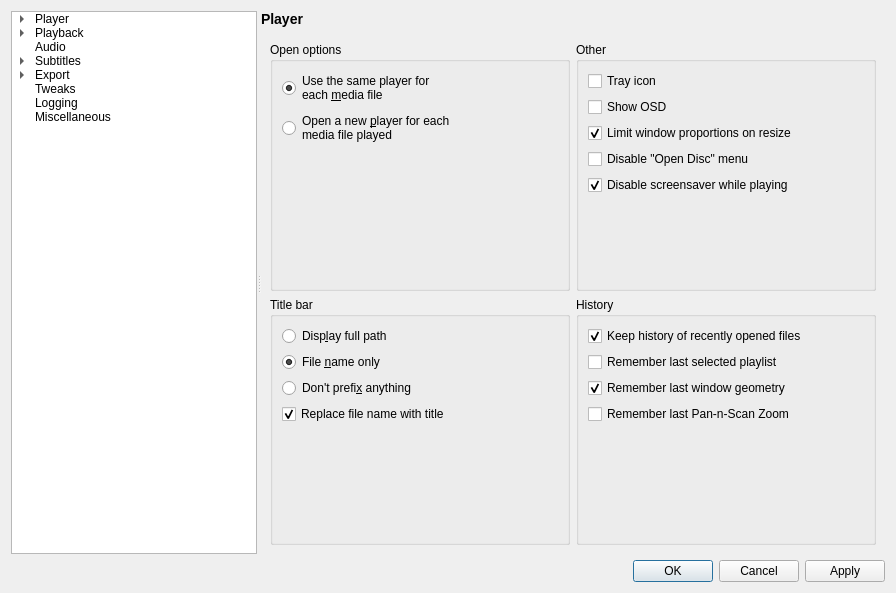
Qt form settingswindow.ui (mpc-qt/mpc-qt) before a commit.
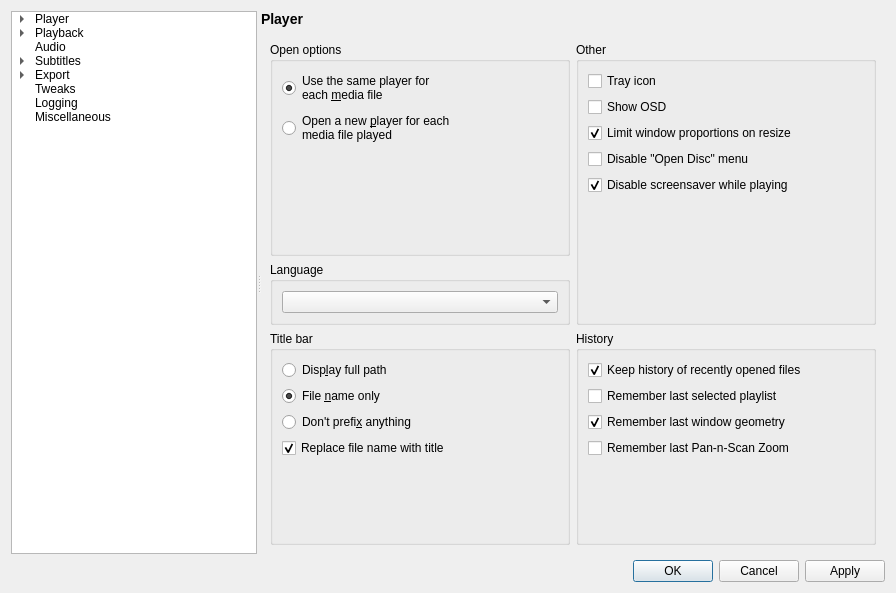
The same form after that commit. The open tabs and pages were chosen to show the change.

Commit message:
Added lang group box.
Added language change group box in player settings. Corrected hyperlink mistake in russian translation.

The edit to the form file:
```diff
--- a/settingswindow.ui
+++ b/settingswindow.ui
@@ -181,6 +181,130 @@
          </property>
          <widget class="QWidget" name="playerPage">
           <layout class="QGridLayout" name="playerPageLayout">
+           <item row="2" column="1">
+            <widget class="QGroupBox" name="playerHistoryBox">
+             <property name="title">
+              <string>History</string>
+             </property>
+             <layout class="QVBoxLayout" name="playerHistoryBoxLayout">
+              <item>
+               <widget class="QCheckBox" name="playerKeepHistory">
+                <property name="text">
+                 <string>Keep history of recently opened files</string>
+                </property>
+                <property name="checked">
+                 <bool>true</bool>
+                </property>
+               </widget>
+              </item>
+              <item>
+               <widget class="QCheckBox" name="playerRememberLastPlaylist">
+                <property name="text">
+                 <string>Remember last selected playlist</string>
+                </property>
+               </widget>
+              </item>
+              <item>
+               <widget class="QCheckBox" name="playerRememberWindowGeometry">
+                <property name="text">
+                 <string>Remember last window geometry</string>
+                </property>
+                <property name="checked">
+                 <bool>true</bool>
+                </property>
+               </widget>
+              </item>
+              <item>
+               <widget class="QCheckBox" name="playerRememberPanScanZoom">
+                <property name="text">
+                 <string>Remember last Pan-n-Scan Zoom</string>
+                </property>
+               </widget>
+              </item>
+              <item>
+               <spacer name="playerHistorySpacer">
+                <property name="orientation">
+                 <enum>Qt::Vertical</enum>
+                </property>
+                <property name="sizeHint" stdset="0">
+                 <size>
+                  <width>20</width>
+                  <height>40</height>
+                 </size>
+                </property>
+               </spacer>
+              </item>
+             </layout>
+            </widget>
+           </item>
+           <item row="1" column="0">
+            <widget class="QGroupBox" name="playerLanguageBox">
+             <property name="title">
+              <string>Language</string>
+             </property>
+             <layout class="QVBoxLayout" name="verticalLayout_17">
+              <item>
+               <widget class="QComboBox" name="playerLanguageComboBox"/>
+              </item>
+             </layout>
+            </widget>
+           </item>
+           <item row="2" column="0">
+            <widget class="QGroupBox" name="playerTitleBox">
+             <property name="title">
+              <string>Title bar</string>
+             </property>
+             <layout class="QVBoxLayout" name="playerTitleBoxLayout">
+              <item>
+               <widget class="QRadioButton" name="playerTitleDisplayFullPath">
+                <property name="text">
+                 <string>Disp&amp;lay full path</string>
+                </property>
+               </widget>
+              </item>
+              <item>
+               <widget class="QRadioButton" name="playerTitleFileNameOnly">
+                <property name="text">
+                 <string>File &amp;name only</string>
+                </property>
+                <property name="checked">
+                 <bool>true</bool>
+                </property>
+               </widget>
+              </item>
+              <item>
+               <widget class="QRadioButton" name="playerTitleDontPrefix">
+                <property name="text">
+                 <string>Don't prefi&amp;x anything</string>
+                </property>
+               </widget>
+              </item>
+              <item>
+               <widget class="QCheckBox" name="playerTitleReplaceName">
+                <property name="text">
+                 <string>Replace file name with title</string>
+                </property>
+                <property name="checked">
+                 <bool>true</bool>
+                </property>
+               </widget>
+              </item>
+              <item>
+               <spacer name="playerTitleSpacer">
+                <property name="orientation">
+                 <enum>Qt::Vertical</enum>
+                </property>
+                <property name="sizeHint" stdset="0">
+                 <size>
+                  <width>20</width>
+                  <height>40</height>
+                 </size>
+                </property>
+               </spacer>
+              </item>
+             </layout>
+            </widget>
+           </item>
            <item row="0" column="0">
             <widget class="QGroupBox" name="playerOpenBox">
              <property name="title">
@@ -222,7 +346,7 @@
              </layout>
             </widget>
            </item>
-           <item row="0" column="1">
+           <item row="0" column="1" rowspan="2">
             <widget class="QGroupBox" name="playerOtherBox">
              <property name="title">
               <string>Other</string>
@@ -285,118 +409,6 @@
              </layout>
             </widget>
            </item>
-           <item row="1" column="0">
-            <widget class="QGroupBox" name="playerTitleBox">
-             <property name="title">
-              <string>Title bar</string>
-             </property>
-             <layout class="QVBoxLayout" name="playerTitleBoxLayout">
-              <item>
-               <widget class="QRadioButton" name="playerTitleDisplayFullPath">
-                <property name="text">
-                 <string>Disp&amp;lay full path</string>
-                </property>
-               </widget>
-              </item>
-              <item>
-               <widget class="QRadioButton" name="playerTitleFileNameOnly">
-                <property name="text">
-                 <string>File &amp;name only</string>
-                </property>
-                <property name="checked">
-                 <bool>true</bool>
-                </property>
-               </widget>
-              </item>
-              <item>
-               <widget class="QRadioButton" name="playerTitleDontPrefix">
-                <property name="text">
-                 <string>Don't prefi&amp;x anything</string>
-                </property>
-               </widget>
-              </item>
-              <item>
-               <widget class="QCheckBox" name="playerTitleReplaceName">
-                <property name="text">
-                 <string>Replace file name with title</string>
-                </property>
-                <property name="checked">
-                 <bool>true</bool>
-                </property>
-               </widget>
-              </item>
-              <item>
-               <spacer name="playerTitleSpacer">
-                <property name="orientation">
-                 <enum>Qt::Vertical</enum>
-                </property>
-                <property name="sizeHint" stdset="0">
-                 <size>
-                  <width>20</width>
-                  <height>40</height>
-                 </size>
-                </property>
-               </spacer>
-              </item>
-             </layout>
-            </widget>
-           </item>
-           <item row="1" column="1">
-            <widget class="QGroupBox" name="playerHistoryBox">
-             <property name="title">
-              <string>History</string>
-             </property>
-             <layout class="QVBoxLayout" name="playerHistoryBoxLayout">
-              <item>
-               <widget class="QCheckBox" name="playerKeepHistory">
-                <property name="text">
-                 <string>Keep history of recently opened files</string>
-                </property>
-                <property name="checked">
-                 <bool>true</bool>
-                </property>
-               </widget>
-              </item>
-              <item>
-               <widget class="QCheckBox" name="playerRememberLastPlaylist">
-                <property name="text">
-                 <string>Remember last selected playlist</string>
-                </property>
-               </widget>
-              </item>
-              <item>
-               <widget class="QCheckBox" name="playerRememberWindowGeometry">
-                <property name="text">
-                 <string>Remember last window geometry</string>
-                </property>
-                <property name="checked">
-                 <bool>true</bool>
-                </property>
-               </widget>
-              </item>
-              <item>
-               <widget class="QCheckBox" name="playerRememberPanScanZoom">
-                <property name="text">
-                 <string>Remember last Pan-n-Scan Zoom</string>
-                </property>
-               </widget>
-              </item>
-              <item>
-               <spacer name="playerHistorySpacer">
-                <property name="orientation">
-                 <enum>Qt::Vertical</enum>
-                </property>
-                <property name="sizeHint" stdset="0">
-                 <size>
-                  <width>20</width>
-                  <height>40</height>
-                 </size>
-                </property>
-               </spacer>
-              </item>
-             </layout>
-            </widget>
-           </item>
           </layout>
          </widget>
          <widget class="QWidget" name="formatPage">
```
Left out of the diff: 10 changed lines with no effect on the pictures. The commit also changes 8 other files.
